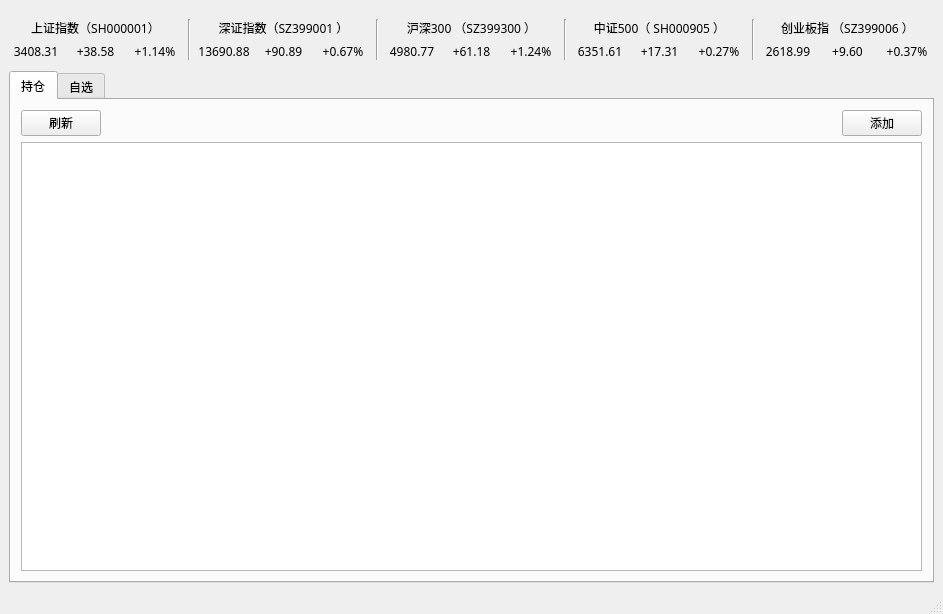
The window that ui/fundViewForm.ui (xuzhonglin/FundView) describes before a commit, drawn with Qt 5.
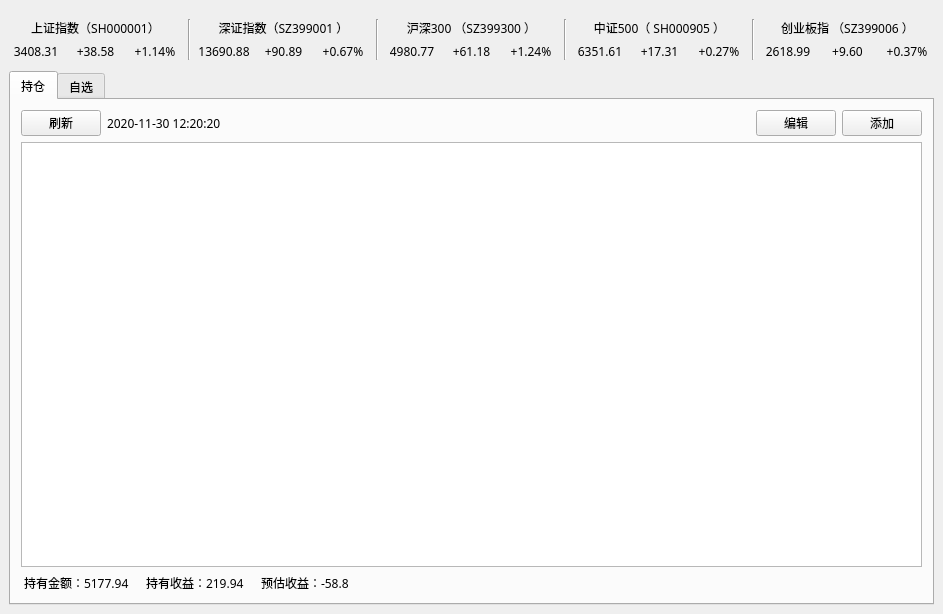
The same window after the commit.

Patch:
```diff
--- a/ui/fundViewForm.ui
+++ b/ui/fundViewForm.ui
@@ -18,7 +18,7 @@
   </property>
   <property name="font">
    <font>
-    <family>PingFang SC</family>
+    <family>等线</family>
    </font>
   </property>
   <property name="windowTitle">
@@ -36,6 +36,11 @@
      <layout class="QHBoxLayout" name="horizontalLayout_8">
       <item>
        <widget class="QTabWidget" name="tabWidget">
+        <property name="font">
+         <font>
+          <family>等线</family>
+         </font>
+        </property>
         <property name="layoutDirection">
          <enum>Qt::LeftToRight</enum>
         </property>
@@ -71,35 +76,168 @@
           <property name="bottomMargin">
            <number>10</number>
           </property>
-          <item row="0" column="2">
-           <widget class="QPushButton" name="pushButton">
-            <property name="text">
-             <string>添加</string>
-            </property>
-           </widget>
-          </item>
-          <item row="0" column="0">
-           <widget class="QPushButton" name="positionRefreshBtn">
-            <property name="text">
-             <string>刷新</string>
-            </property>
-           </widget>
-          </item>
           <item row="0" column="1">
+           <widget class="QLabel" name="worthDateTxt">
+            <property name="font">
+             <font>
+              <family>等线</family>
+             </font>
+            </property>
+            <property name="text">
+             <string>2020-11-30 12:20:20</string>
+            </property>
+           </widget>
+          </item>
+          <item row="2" column="0" colspan="5">
+           <widget class="QTableWidget" name="positionTable">
+            <property name="font">
+             <font>
+              <family>等线</family>
+             </font>
+            </property>
+            <property name="editTriggers">
+             <set>QAbstractItemView::NoEditTriggers</set>
+            </property>
+            <property name="alternatingRowColors">
+             <bool>true</bool>
+            </property>
+            <property name="selectionMode">
+             <enum>QAbstractItemView::ExtendedSelection</enum>
+            </property>
+            <property name="selectionBehavior">
+             <enum>QAbstractItemView::SelectRows</enum>
+            </property>
+            <property name="showGrid">
+             <bool>true</bool>
+            </property>
+            <property name="gridStyle">
+             <enum>Qt::SolidLine</enum>
+            </property>
+            <property name="sortingEnabled">
+             <bool>true</bool>
+            </property>
+            <property name="wordWrap">
+             <bool>false</bool>
+            </property>
+            <property name="columnCount">
+             <number>0</number>
+            </property>
+            <attribute name="horizontalHeaderHighlightSections">
+             <bool>false</bool>
+            </attribute>
+            <attribute name="horizontalHeaderStretchLastSection">
+             <bool>false</bool>
+            </attribute>
+            <attribute name="verticalHeaderHighlightSections">
+             <bool>false</bool>
+            </attribute>
+           </widget>
+          </item>
+          <item row="0" column="2">
            <spacer name="horizontalSpacer">
             <property name="orientation">
              <enum>Qt::Horizontal</enum>
             </property>
             <property name="sizeHint" stdset="0">
              <size>
-              <width>748</width>
+              <width>40</width>
               <height>20</height>
              </size>
             </property>
            </spacer>
           </item>
-          <item row="1" column="0" colspan="3">
-           <widget class="QTableView" name="tableView"/>
+          <item row="0" column="0">
+           <widget class="QPushButton" name="positionRefreshBtn">
+            <property name="font">
+             <font>
+              <family>等线</family>
+             </font>
+            </property>
+            <property name="text">
+             <string>刷新</string>
+            </property>
+           </widget>
+          </item>
+          <item row="0" column="4">
+           <widget class="QPushButton" name="addFundBtn">
+            <property name="font">
+             <font>
+              <family>等线</family>
+             </font>
+            </property>
+            <property name="text">
+             <string>添加</string>
+            </property>
+           </widget>
+          </item>
+          <item row="3" column="0" colspan="5">
+           <layout class="QHBoxLayout" name="horizontalLayout_6">
+            <item>
+             <widget class="QLabel" name="holdAmount">
+              <property name="font">
+               <font>
+                <family>等线</family>
+               </font>
+              </property>
+              <property name="styleSheet">
+               <string notr="true">margin-right:5px</string>
+              </property>
+              <property name="text">
+               <string>持有金额：5177.94</string>
+              </property>
+             </widget>
+            </item>
+            <item>
+             <widget class="QLabel" name="holdIncomeTxt">
+              <property name="font">
+               <font>
+                <family>等线</family>
+               </font>
+              </property>
+              <property name="styleSheet">
+               <string notr="true">margin-right:5px;</string>
+              </property>
+              <property name="text">
+               <string>持有收益：219.94</string>
+              </property>
+             </widget>
+            </item>
+            <item>
+             <widget class="QLabel" name="incomeTxt">
+              <property name="font">
+               <font>
+                <family>等线</family>
+               </font>
+              </property>
+              <property name="styleSheet">
+               <string notr="true">margin-right:5px;</string>
+              </property>
+              <property name="text">
+               <string>预估收益：-58.8</string>
+              </property>
+             </widget>
+            </item>
+            <item>
+             <spacer name="horizontalSpacer_3">
+              <property name="orientation">
+               <enum>Qt::Horizontal</enum>
+              </property>
+              <property name="sizeHint" stdset="0">
+               <size>
+                <width>40</width>
+                <height>20</height>
+               </size>
+              </property>
+             </spacer>
+            </item>
+           </layout>
+          </item>
+          <item row="0" column="3">
+           <widget class="QPushButton" name="editFundBtn">
+            <property name="text">
+             <string>编辑</string>
+            </property>
+           </widget>
           </item>
          </layout>
         </widget>
@@ -415,14 +553,6 @@
     </item>
    </layout>
   </widget>
-  <widget class="QStatusBar" name="statusbar">
-   <property name="sizePolicy">
-    <sizepolicy hsizetype="Expanding" vsizetype="Expanding">
-     <horstretch>0</horstretch>
-     <verstretch>0</verstretch>
-    </sizepolicy>
-   </property>
-  </widget>
  </widget>
  <resources/>
  <connections/>
```
